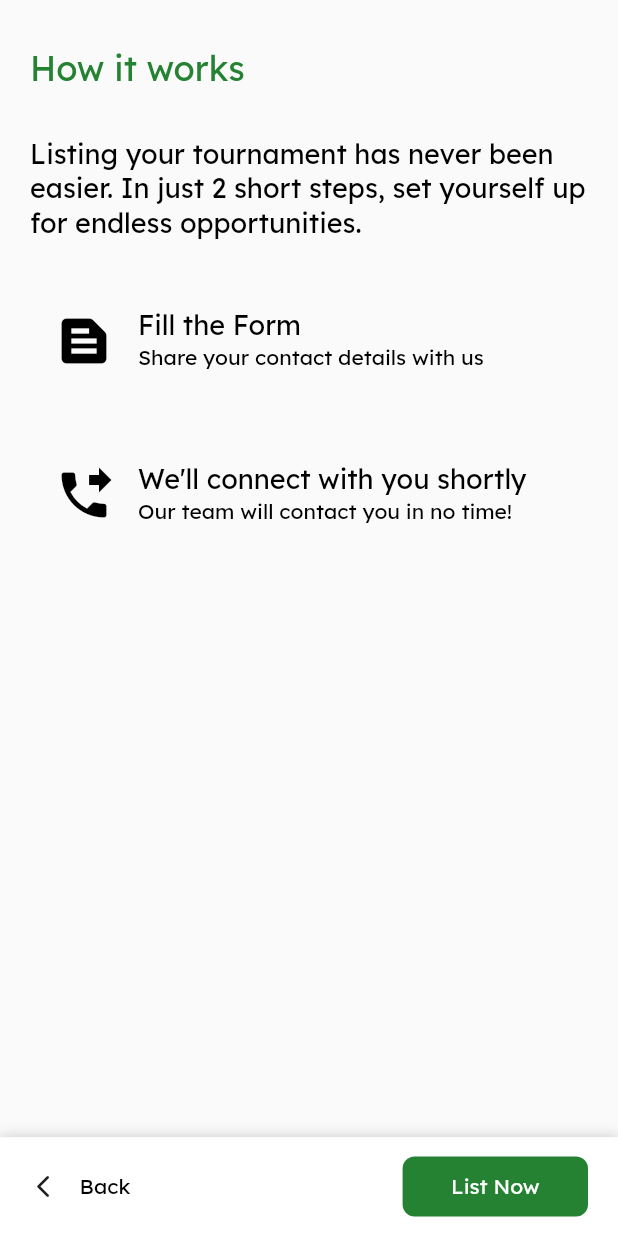
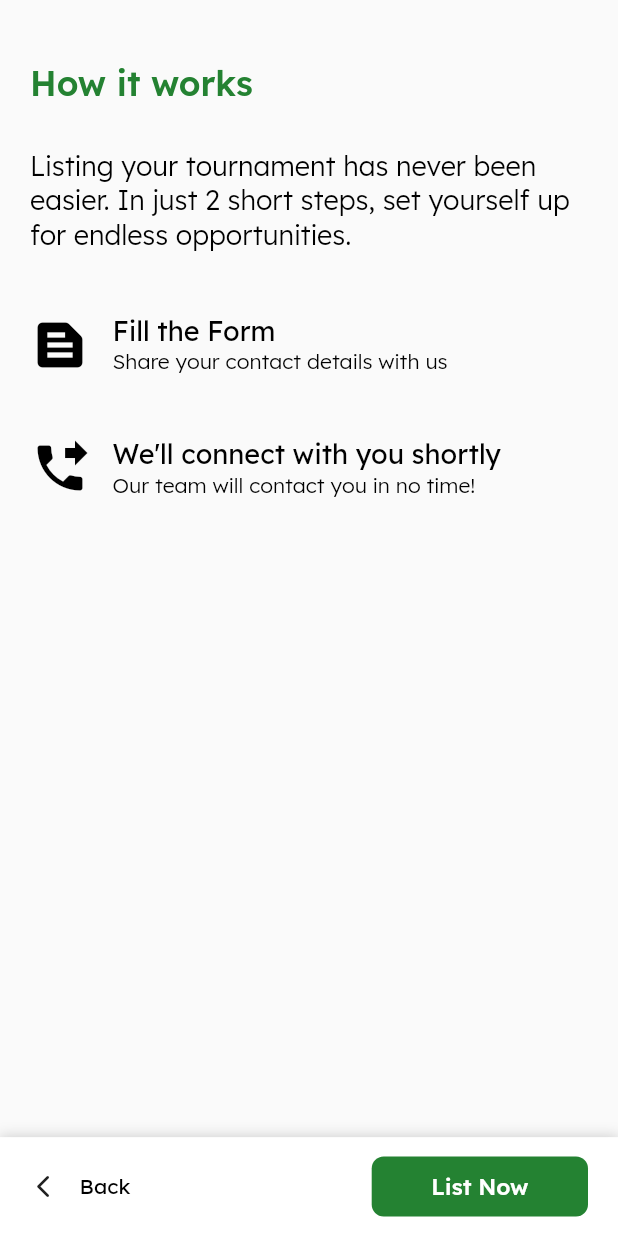
Before and after one commit to smit-mist/Huddle-Score, a Flutter app: the HowItWorks screen opened directly, on a phone screen of 412 x 824 dp. Run offline on Flutter 3.47's test engine with Material 2 defaults, Android fonts, the phone set to English and light mode, and no system bars; our stand-ins replace bloc, cloud_firestore, equatable, firebase_auth, firebase_core, flutter_bloc and 3 more; missing offline and left inert: razorpay_flutter; accounts and stored records are empty; network calls fail.

Commit message:
Partner With Us Completed, Drop down remains

```diff
--- a/lib/blocs/home_nav_bar/home_nav_bar_bloc.dart
+++ b/lib/blocs/home_nav_bar/home_nav_bar_bloc.dart
@@ -20,7 +20,7 @@ class HomeNavBarBloc extends Bloc<HomeNavBarEvent, HomeNavBarState> {
   Stream<HomeNavBarState> mapEventToState(
     HomeNavBarEvent event,
   ) async* {
-    print(state);
+   // print(state);
     final isSignedIn = await _repository.isSignedIn();
     if (event is HomeIconPressed) {
       yield HomeScreenState();
@@ -36,8 +36,8 @@ class HomeNavBarBloc extends Bloc<HomeNavBarEvent, HomeNavBarState> {
     } else if (event is ProfileIconPressed) {
       if (isSignedIn) {
         final User user = _repository.getCurrentUser();
-        print(user.email);
-        print(user.displayName);
+    //    print(user.email);
+    //    print(user.displayName);
         yield UserProfileScreenState(
           email: user.email,
           name: user.displayName,
--- a/lib/blocs/login/login_bloc.dart
+++ b/lib/blocs/login/login_bloc.dart
@@ -44,10 +44,10 @@ class LoginBloc extends Bloc<LoginEvent, LoginState> {
       state.passwordTapped = true;
       yield state;
     } else if (event is ObscureTextPressed) {
-      print("inside bloc");
-      print(state.obscureText);
+   //   print("inside bloc");
+    //  print(state.obscureText);
       state.obscureText = !state.obscureText;
-      print(state.obscureText);
+    //  print(state.obscureText);
       yield LoginInitial(state.emailTapped, state.passwordTapped, state.obscureText);
     }
   }
--- a/lib/main.dart
+++ b/lib/main.dart
@@ -22,7 +22,7 @@ import 'constants.dart';
 void main() async {
   WidgetsFlutterBinding.ensureInitialized();
   await Firebase.initializeApp();
-   print('not called');
+  // print('not called');
   // await PartnerRepository().submitPartnerDetailsForTurf(PartnerDetailsTurf(
   //   city: 'surat',
   //   contactNumber: 9898989898,
@@ -32,7 +32,7 @@ void main() async {
   //   email: 'yyashjain2001@gmail.com',
   //   name: 'yash',
   // ));
-  print('called');
+  //print('called');
   runApp(MyApp());
 }
 
--- a/lib/models/tournament.dart
+++ b/lib/models/tournament.dart
@@ -26,14 +26,14 @@ class Tournament {
   bool registeredIn(){
     User value=AuthRepository().getCurrentUser();
       if (value == null){
-        print("Not Found");
+  //      print("Not Found");
         return false;
 
       }
-      print(this.main.room.registered);
+    //  print(this.main.room.registered);
       String id = value.uid;
       for(int i=0;i<this.main.room.registered.length;i++){
-        print(i);
+   //     print(i);
         if(this.main.room.registered[i] == id){
           print("Found");
           return true;
--- a/lib/repositories/user_repository.dart
+++ b/lib/repositories/user_repository.dart
@@ -19,7 +19,7 @@ class UserRepository {
   }
 
   Future<List<BookingDetails>> getBookings() async {
-    print('Booking Fetching Started');
+   // print('Booking Fetching Started');
     try {
       String uid = AuthRepository().getCurrentUser().uid;
       var response = FirebaseFirestore.instance.doc('users/$uid/records/tour');
--- a/lib/screens/partner_with_us/how_it_works.dart
+++ b/lib/screens/partner_with_us/how_it_works.dart
@@ -1,5 +1,6 @@
 import 'package:flutter/material.dart';
 import 'package:huddle_and_score/screens/partner_with_us/fill_your_details_tournament.dart';
+import 'package:huddle_and_score/screens/widgets/bottom_bar_widget.dart';
 
 import '../../constants.dart';
 import 'fill_your_details_turf.dart';
@@ -11,37 +12,12 @@ class HowItWorks extends StatelessWidget {
   Widget build(BuildContext context) {
     double h = MediaQuery.of(context).size.height;
     double w = MediaQuery.of(context).size.width;
-
+    print("Builded");
     return SafeArea(
       child: Scaffold(
-        bottomNavigationBar: Container(
-          padding: EdgeInsets.symmetric(horizontal: 20),
-          width: w,
-          height: h * 0.08,
-          decoration: BoxDecoration(color: Colors.white, boxShadow: [
-            BoxShadow(
-                color: Colors.grey.withOpacity(0.5),
-                blurRadius: 7,
-                spreadRadius: 1)
-          ]),
-          child: Row(
-            children: [
-              Icon(
-                Icons.arrow_back_ios_rounded,
-                size: 18,
-              ),
-              TextButton(
+        bottomNavigationBar: BottomBar(
+          actionName: 'List Now',
           onPressed: () {
-                  Navigator.pop(context);
-                },
-                child: Text(
-                  'Back',
-                  style: themeFont(),
-                ),
-              ),
-              Spacer(),
-              GestureDetector(
-                onTap: () {
             Navigator.push(
               context,
               (isFirst)
@@ -53,23 +29,9 @@ class HowItWorks extends StatelessWidget {
                     ),
             );
           },
-                child: Container(
-                  height: 40,
-                  width: w * 0.3,
-                  child: Center(
-                    child: Text(
-                      'List Now',
-                      style: themeFont(color: Colors.white),
-                    ),
-                  ),
-                  decoration: BoxDecoration(
-                    borderRadius: BorderRadius.circular(8),
-                    color: kThemeColor,
-                  ),
-                ),
-              )
-            ],
-          ),
+          onBack: () {
+            Navigator.pop(context);
+          },
         ),
         body: Container(
           width: double.infinity,
@@ -77,50 +39,78 @@ class HowItWorks extends StatelessWidget {
           padding: EdgeInsets.symmetric(horizontal: 20),
           child: Column(
             crossAxisAlignment: CrossAxisAlignment.start,
-            mainAxisAlignment: MainAxisAlignment.spaceEvenly,
             children: [
+              SizedBox(
+                height: h * 0.05,
+              ),
               Text(
                 'How it works',
                 style: themeFont(
                   s: 23,
                   color: kThemeColor,
+                  w: 'sb',
                 ),
+              ),
+              SizedBox(
+                height: h * 0.035,
               ),
               showText(
                   'Listing your tournament has never been easier. In just 2 short steps, set yourself up for endless opportunities.'),
-              ListTile(
-                title: Text(
-                  'Fill the Form',
-                  style: themeFont(
-                    s: 18,
+              SizedBox(
+                height: h * 0.05,
               ),
-                ),
-                subtitle: Text(
-                  'Share your contact details with us',
-                  style: themeFont(s: 14),
-                ),
-                leading: Icon(
+              Row(
+                children: [
+                  Icon(
                     Icons.text_snippet,
                     size: 40,
                     color: Colors.black,
                   ),
+                  SizedBox(
+                    width: 15,
                   ),
-              ListTile(
-                title: Text(
-                  'We\'ll connect with you shortly',
-                  style: themeFont(
-                    s: 18,
+                  Column(
+                    crossAxisAlignment: CrossAxisAlignment.start,
+                    children: [
+                      Text(
+                        'Fill the Form',
+                        style: themeFont(s: 18, w: 'm'),
                       ),
+                      Text(
+                        'Share your contact details with us',
+                        style: themeFont(s: 14, w: 'r'),
                       ),
-                subtitle: Text(
-                  'Our team will contact you in no time!',
-                  style: themeFont(s: 14),
+                    ],
+                  )
+                ],
               ),
-                leading: Icon(
+              SizedBox(
+                height: h * 0.05,
+              ),
+              Row(
+                children: [
+                  Icon(
                     Icons.phone_forwarded,
                     size: 40,
                     color: Colors.black,
                   ),
+                  SizedBox(
+                    width: 15,
+                  ),
+                  Column(
+                    crossAxisAlignment: CrossAxisAlignment.start,
+                    children: [
+                      Text(
+                        'We\'ll connect with you shortly',
+                        style: themeFont(s: 18, w: 'm'),
+                      ),
+                      Text(
+                        'Our team will contact you in no time!',
+                        style: themeFont(s: 14, w: 'r'),
+                      ),
+                    ],
+                  )
+                ],
               ),
               Container(
                 height: h * 0.4,
@@ -138,7 +128,7 @@ Widget showText(String text) {
     width: double.infinity,
     child: Text(
       text,
-      style: themeFont(s: 18),
+      style: themeFont(s: 18, w: 'r'),
     ),
   );
 }
--- a/lib/screens/widgets/bottom_bar_widget.dart
+++ b/lib/screens/widgets/bottom_bar_widget.dart
@@ -4,9 +4,12 @@ import '../../constants.dart';
 import 'loading_screen.dart';
 
 class BottomBar extends StatelessWidget {
-  Function onPressed;
+  Function onPressed, onBack;
   String actionName;
-  BottomBar({this.onPressed,this.actionName});
+  BottomBar(
+      {@required this.onPressed,
+      @required this.actionName,
+      @required this.onBack});
   @override
   Widget build(BuildContext context) {
     double w = MediaQuery.of(context).size.width;
@@ -17,9 +20,7 @@ class BottomBar extends StatelessWidget {
       height: h * 0.08,
       decoration: BoxDecoration(color: Colors.white, boxShadow: [
         BoxShadow(
-            color: Colors.grey.withOpacity(0.5),
-            blurRadius: 7,
-            spreadRadius: 1)
+            color: Colors.grey.withOpacity(0.5), blurRadius: 7, spreadRadius: 1)
       ]),
       child: Row(
         children: [
@@ -29,7 +30,7 @@ class BottomBar extends StatelessWidget {
           ),
           TextButton(
             onPressed: () {
-              Navigator.pop(context);
+              onBack();
             },
             child: Text(
               'Back',
@@ -47,7 +48,7 @@ class BottomBar extends StatelessWidget {
               child: Center(
                 child: Text(
                   actionName,
-                  style: themeFont(color: Colors.white,s:15,w:'sb'),
+                  style: themeFont(color: Colors.white, s: 15, w: 'sb'),
                 ),
               ),
               decoration: BoxDecoration(
```
Also changed, not shown: lib/models/fifa.dart (+7 -7 lines), lib/screens/auth_and_user/sign_in_screen.dart (+4 -4 lines), lib/screens/partner_with_us/partner_with_us_intro.dart (+37 -19 lines), assets/images/player_2.png (added). Lines whose indentation alone changed are shown as unchanged.
